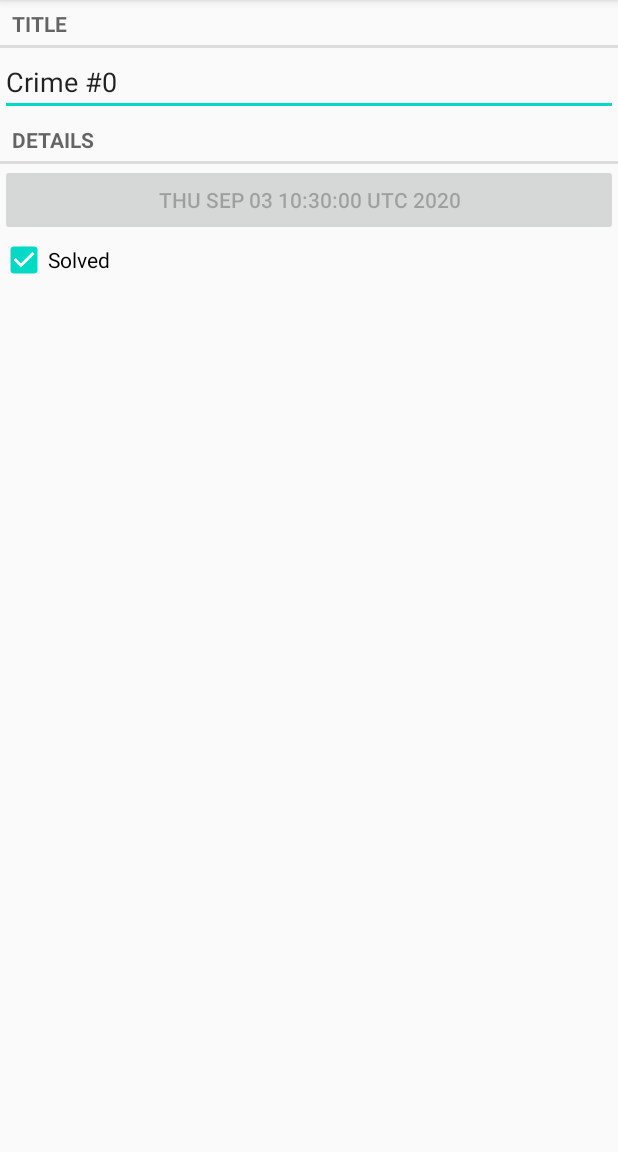
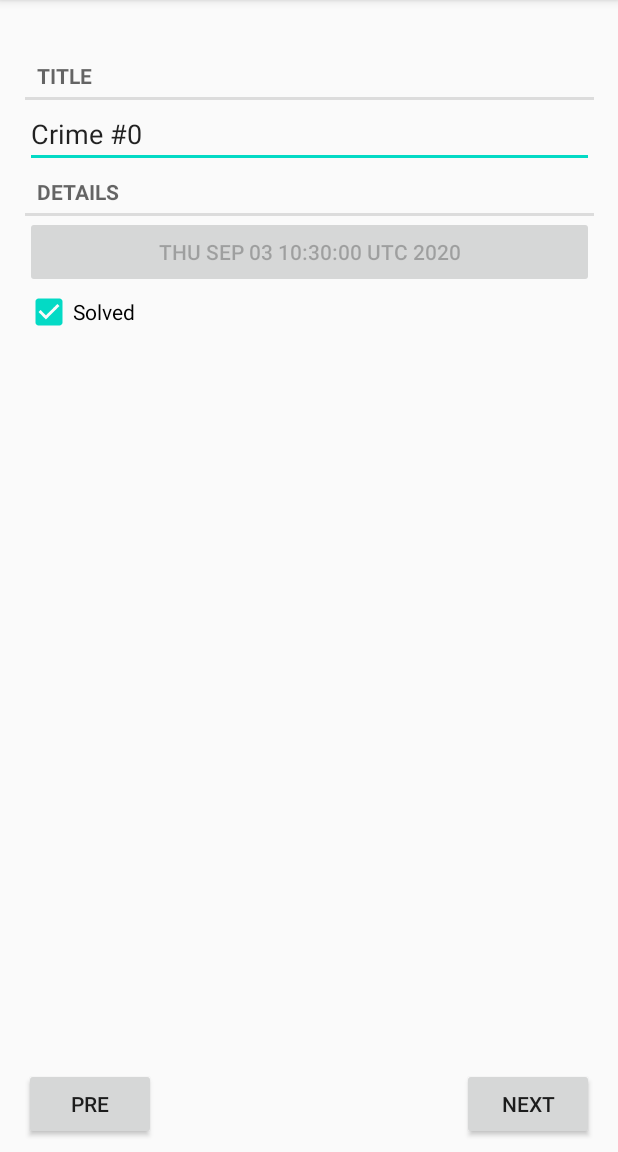
Before and after one commit to plumhly/Android_Ex, an Android app: the CrimePagerActivity screen opened directly, with no data from a screen before it, on a phone screen of 412 x 824 dp, the part 84-1236 px from its top. Run offline under Robolectric (Android 15) with nearby library versions, the phone set to English and light mode, and no system bars.

Commit message:
feat: 完成挑战

```diff
--- a/CriminalIntent/app/src/main/java/com/bignerdranch/android/criminalintent/CrimePagerActivity.java
+++ b/CriminalIntent/app/src/main/java/com/bignerdranch/android/criminalintent/CrimePagerActivity.java
@@ -3,6 +3,8 @@ package com.bignerdranch.android.criminalintent;
 import android.content.Context;
 import android.content.Intent;
 import android.os.Bundle;
+import android.view.View;
+import android.widget.Button;
 
 import androidx.annotation.NonNull;
 import androidx.annotation.Nullable;
@@ -23,6 +25,9 @@ public class CrimePagerActivity extends AppCompatActivity {
     private ViewPager mViewPager;
     private List<Crime> mCrimes;
 
+    private Button mPreButton;
+    private Button mNextButton;
+
     @Override
     protected void onCreate(@Nullable Bundle savedInstanceState) {
         super.onCreate(savedInstanceState);
@@ -31,11 +36,45 @@ public class CrimePagerActivity extends AppCompatActivity {
         mViewPager = findViewById(R.id.crime_pager);
         mCrimes = CrimeLab.get(this).getCrimes();
 
+        mPreButton = findViewById(R.id.crime_pre);
+        mPreButton.setOnClickListener(new View.OnClickListener() {
+            @Override
+            public void onClick(View v) {
+                mViewPager.setCurrentItem(0);
+            }
+        });
+
+        mNextButton = findViewById(R.id.crime_next);
+        mNextButton.setOnClickListener(new View.OnClickListener() {
+            @Override
+            public void onClick(View v) {
+                mViewPager.setCurrentItem(mCrimes.size() - 1);
+            }
+        });
+
         FragmentManager fm = getSupportFragmentManager();
+        mViewPager.addOnPageChangeListener(new ViewPager.OnPageChangeListener() {
+            @Override
+            public void onPageScrolled(int position, float positionOffset, int positionOffsetPixels) {
+
+            }
+
+            @Override
+            public void onPageSelected(int position) {
+                mPreButton.setEnabled(position != 0);
+                mNextButton.setEnabled(position != mCrimes.size() - 1);
+            }
+
+            @Override
+            public void onPageScrollStateChanged(int state) {
+
+            }
+        });
         mViewPager.setAdapter(new FragmentStatePagerAdapter(fm, BEHAVIOR_RESUME_ONLY_CURRENT_FRAGMENT) {
             @NonNull
             @Override
             public Fragment getItem(int position) {
+
                 Crime crime = mCrimes.get(position);
                 return  CrimeFragment.newInstance(crime.getId());
             }
@@ -58,4 +97,9 @@ public class CrimePagerActivity extends AppCompatActivity {
         intent.putExtra(EXTRA_CRIME_ID, crimeId);
         return intent;
     }
+
+    @Override
+    protected void onDestroy() {
+        super.onDestroy();
+    }
 }
--- a/CriminalIntent/app/src/main/res/layout/activity_crime_pager.xml
+++ b/CriminalIntent/app/src/main/res/layout/activity_crime_pager.xml
@@ -1,8 +1,40 @@
 <?xml version="1.0" encoding="utf-8"?>
-<androidx.viewpager.widget.ViewPager
-    xmlns:android="http://schemas.android.com/apk/res/android"
-    android:layout_width="wrap_content"
+<androidx.constraintlayout.widget.ConstraintLayout xmlns:android="http://schemas.android.com/apk/res/android"
+    xmlns:app="http://schemas.android.com/apk/res-auto"
+    xmlns:tools="http://schemas.android.com/tools"
+    android:id="@+id/frameLayout"
+    android:layout_width="match_parent"
     android:layout_height="match_parent"
-    android:id="@+id/crime_pager">
+    android:orientation="vertical">
 
-</androidx.viewpager.widget.ViewPager>
+    <androidx.viewpager.widget.ViewPager
+        android:id="@+id/crime_pager"
+        android:layout_width="411dp"
+        android:layout_height="731dp"
+        app:layout_constraintBottom_toBottomOf="parent"
+        app:layout_constraintEnd_toEndOf="parent"
+        app:layout_constraintStart_toStartOf="parent"
+        app:layout_constraintTop_toTopOf="parent">
+
+    </androidx.viewpager.widget.ViewPager>
+
+    <Button
+        android:id="@+id/crime_pre"
+        android:layout_width="wrap_content"
+        android:layout_height="wrap_content"
+        android:layout_marginStart="16dp"
+        android:layout_marginBottom="8dp"
+        android:text="Pre"
+        app:layout_constraintBottom_toBottomOf="parent"
+        app:layout_constraintStart_toStartOf="parent" />
+
+    <Button
+        android:id="@+id/crime_next"
+        android:layout_width="wrap_content"
+        android:layout_height="wrap_content"
+        android:layout_marginEnd="16dp"
+        android:layout_marginBottom="8dp"
+        android:text="Next"
+        app:layout_constraintBottom_toBottomOf="parent"
+        app:layout_constraintEnd_toEndOf="parent" />
+</androidx.constraintlayout.widget.ConstraintLayout>
--- a/CriminalIntent/app/src/main/res/layout/fragment_crime.xml
+++ b/CriminalIntent/app/src/main/res/layout/fragment_crime.xml
@@ -2,7 +2,7 @@
 <LinearLayout xmlns:android="http://schemas.android.com/apk/res/android"
     android:orientation="vertical" android:layout_width="match_parent"
     android:layout_height="match_parent"
-    android:layout_margin="16dp">
+    android:padding="16dp">
     <TextView
         android:layout_width="match_parent"
         android:layout_height="wrap_content"
```
